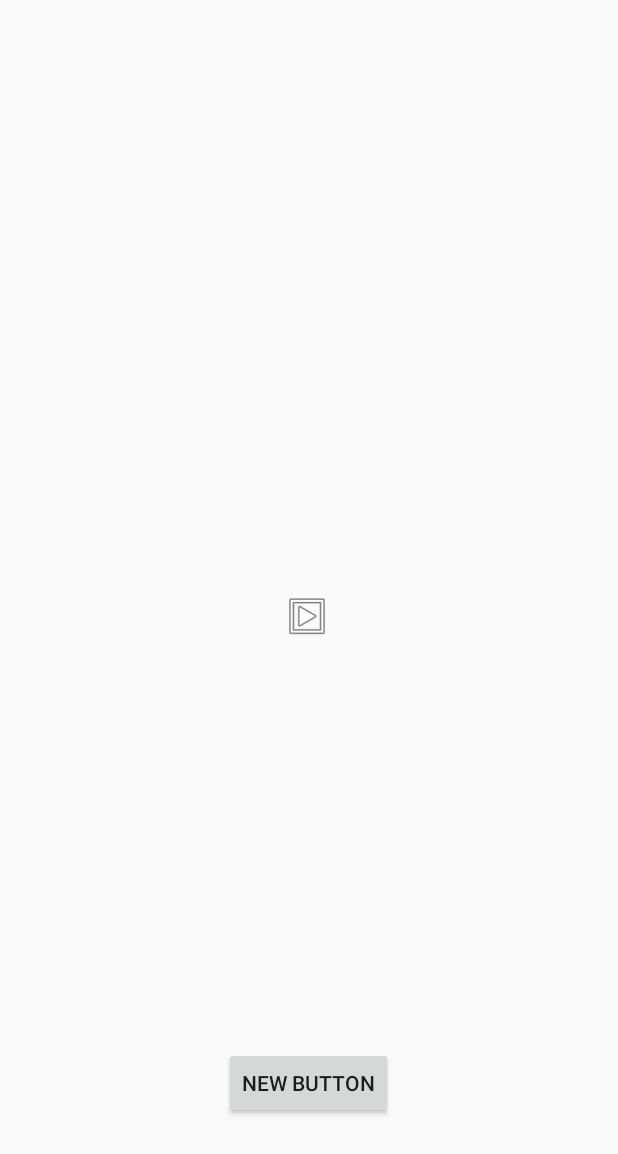
After one commit to AroundTheLines/dCharge, an Android app: the TutorialActivity screen opened directly, with no data from a screen before it, on a phone screen of 412 x 824 dp. The commit adds this screen. Shown: the top 1154 px of the screen. Run offline under Robolectric (Android 15) with nearby library versions, the light colour scheme and no system bars.

Commit message:
added tutorial activity layout

```diff
--- a/Android/Dcharge3/mobile/build.gradle
+++ b/Android/Dcharge3/mobile/build.gradle
@@ -26,4 +26,6 @@ dependencies {
     compile 'com.android.support:appcompat-v7:21.0.0'
     compile 'com.android.support:design:22.2.0'
     compile 'com.google.android.gms:play-services:8.4.0'
+    compile 'de.hdodenhof:circleimageview:2.0.0'
+
 }
--- /dev/null
+++ b/Android/Dcharge3/mobile/src/main/java/nioth/dev/dcharge/TutorialActivity.java
@@ -0,0 +1,37 @@
+package nioth.dev.dcharge;
+
+import android.support.v7.app.AppCompatActivity;
+import android.os.Bundle;
+import android.view.Menu;
+import android.view.MenuItem;
+
+public class TutorialActivity extends AppCompatActivity {
+
+    @Override
+    protected void onCreate(Bundle savedInstanceState) {
+        super.onCreate(savedInstanceState);
+        setContentView(R.layout.activity_tutorial);
+    }
+
+    @Override
+    public boolean onCreateOptionsMenu(Menu menu) {
+        // Inflate the menu; this adds items to the action bar if it is present.
+        getMenuInflater().inflate(R.menu.menu_tutorial, menu);
+        return true;
+    }
+
+    @Override
+    public boolean onOptionsItemSelected(MenuItem item) {
+        // Handle action bar item clicks here. The action bar will
+        // automatically handle clicks on the Home/Up button, so long
+        // as you specify a parent activity in AndroidManifest.xml.
+        int id = item.getItemId();
+
+        //noinspection SimplifiableIfStatement
+        if (id == R.id.action_settings) {
+            return true;
+        }
+
+        return super.onOptionsItemSelected(item);
+    }
+}
--- a/Android/Dcharge3/mobile/src/main/res/layout/activity_main.xml
+++ b/Android/Dcharge3/mobile/src/main/res/layout/activity_login.xml
@@ -46,7 +46,7 @@
     <ImageView
         android:layout_width="wrap_content"
         android:layout_height="wrap_content"
-        android:id="@+id/imageView"
+        android:id="@+id/logo"
         android:layout_above="@+id/text_input_layout"
         android:layout_centerHorizontal="true"
         android:layout_marginBottom="67dp"
--- /dev/null
+++ b/Android/Dcharge3/mobile/src/main/res/layout/activity_tutorial.xml
@@ -0,0 +1,29 @@
+<RelativeLayout xmlns:android="http://schemas.android.com/apk/res/android"
+    xmlns:tools="http://schemas.android.com/tools" android:layout_width="match_parent"
+    android:layout_height="match_parent" android:paddingLeft="@dimen/activity_horizontal_margin"
+    android:paddingRight="@dimen/activity_horizontal_margin"
+    android:paddingTop="@dimen/activity_vertical_margin"
+    android:paddingBottom="@dimen/activity_vertical_margin"
+    tools:context="nioth.dev.dcharge.TutorialActivity">
+
+
+
+    <Button
+        android:layout_width="wrap_content"
+        android:layout_height="wrap_content"
+        android:text="New Button"
+        android:id="@+id/button2"
+        android:layout_alignParentBottom="true"
+        android:layout_centerHorizontal="true"
+        android:layout_marginBottom="62dp" />
+
+    <ImageView
+        android:layout_width="wrap_content"
+        android:layout_height="wrap_content"
+        android:id="@+id/instructions_image"
+        android:layout_centerVertical="true"
+        android:layout_centerHorizontal="true"
+        android:src="@android:drawable/ic_menu_slideshow"
+        />
+
+</RelativeLayout>
--- /dev/null
+++ b/Android/Dcharge3/mobile/src/main/res/menu/menu_home.xml
@@ -0,0 +1,6 @@
+<menu xmlns:android="http://schemas.android.com/apk/res/android"
+    xmlns:app="http://schemas.android.com/apk/res-auto"
+    xmlns:tools="http://schemas.android.com/tools" tools:context="nioth.dev.dcharge.HomeActivity">
+    <item android:id="@+id/action_settings" android:title="@string/action_settings"
+        android:orderInCategory="100" app:showAsAction="never" />
+</menu>
--- /dev/null
+++ b/Android/Dcharge3/mobile/src/main/res/menu/menu_login.xml
@@ -0,0 +1,6 @@
+<menu xmlns:android="http://schemas.android.com/apk/res/android"
+    xmlns:app="http://schemas.android.com/apk/res-auto"
+    xmlns:tools="http://schemas.android.com/tools" tools:context="nioth.dev.dcharge.LoginActivity">
+    <item android:id="@+id/action_settings" android:title="@string/action_settings"
+        android:orderInCategory="100" app:showAsAction="never" />
+</menu>
--- /dev/null
+++ b/Android/Dcharge3/mobile/src/main/res/menu/menu_tutorial.xml
@@ -0,0 +1,7 @@
+<menu xmlns:android="http://schemas.android.com/apk/res/android"
+    xmlns:app="http://schemas.android.com/apk/res-auto"
+    xmlns:tools="http://schemas.android.com/tools"
+    tools:context="nioth.dev.dcharge.TutorialActivity">
+    <item android:id="@+id/action_settings" android:title="@string/action_settings"
+        android:orderInCategory="100" app:showAsAction="never" />
+</menu>
--- a/Android/Dcharge3/mobile/src/main/res/values/strings.xml
+++ b/Android/Dcharge3/mobile/src/main/res/values/strings.xml
@@ -1,3 +1,9 @@
 <resources>
     <string name="app_name">Dcharge</string>
+    <string name="title_activity_login">LoginActivity</string>
+
+    <string name="hello_world">Hello world!</string>
+    <string name="action_settings">Settings</string>
+    <string name="title_activity_tutorial">TutorialActivity</string>
+    <string name="title_activity_home">HomeActivity</string>
 </resources>
--- a/Android/Dcharge3/wear/src/main/res/layout/activity_main.xml
+++ b/Android/Dcharge3/wear/src/main/res/layout/activity_main.xml
@@ -7,5 +7,5 @@
     android:layout_height="match_parent"
     app:rectLayout="@layout/rect_activity_main"
     app:roundLayout="@layout/round_activity_main"
-    tools:context="nioth.dev.dcharge.MainActivity"
+    tools:context="nioth.dev.dcharge.LoginActivity"
     tools:deviceIds="wear"></android.support.wearable.view.WatchViewStub>
--- a/Android/Dcharge3/wear/src/main/res/layout/rect_activity_main.xml
+++ b/Android/Dcharge3/wear/src/main/res/layout/rect_activity_main.xml
@@ -4,7 +4,7 @@
     android:layout_width="match_parent"
     android:layout_height="match_parent"
     android:orientation="vertical"
-    tools:context="nioth.dev.dcharge.MainActivity"
+    tools:context="nioth.dev.dcharge.LoginActivity"
     tools:deviceIds="wear_square">
 
     <TextView
```
Also changed, not shown: Android/Dcharge3/mobile/src/main/AndroidManifest.xml (+15 -3 lines), Android/Dcharge3/mobile/src/main/java/nioth/dev/dcharge/HomeActivity.java (added, +37 -0 lines), Android/Dcharge3/mobile/src/main/java/nioth/dev/dcharge/LoginActivity.java (added, +37 -0 lines), Android/Dcharge3/mobile/src/main/java/nioth/dev/dcharge/MainActivity.java (deleted, +0 -14 lines), Android/Dcharge3/mobile/src/main/res/layout/activity_home.xml (added, +21 -0 lines), Android/Dcharge3/mobile/src/main/res/drawable/headshot.jpg (added).
